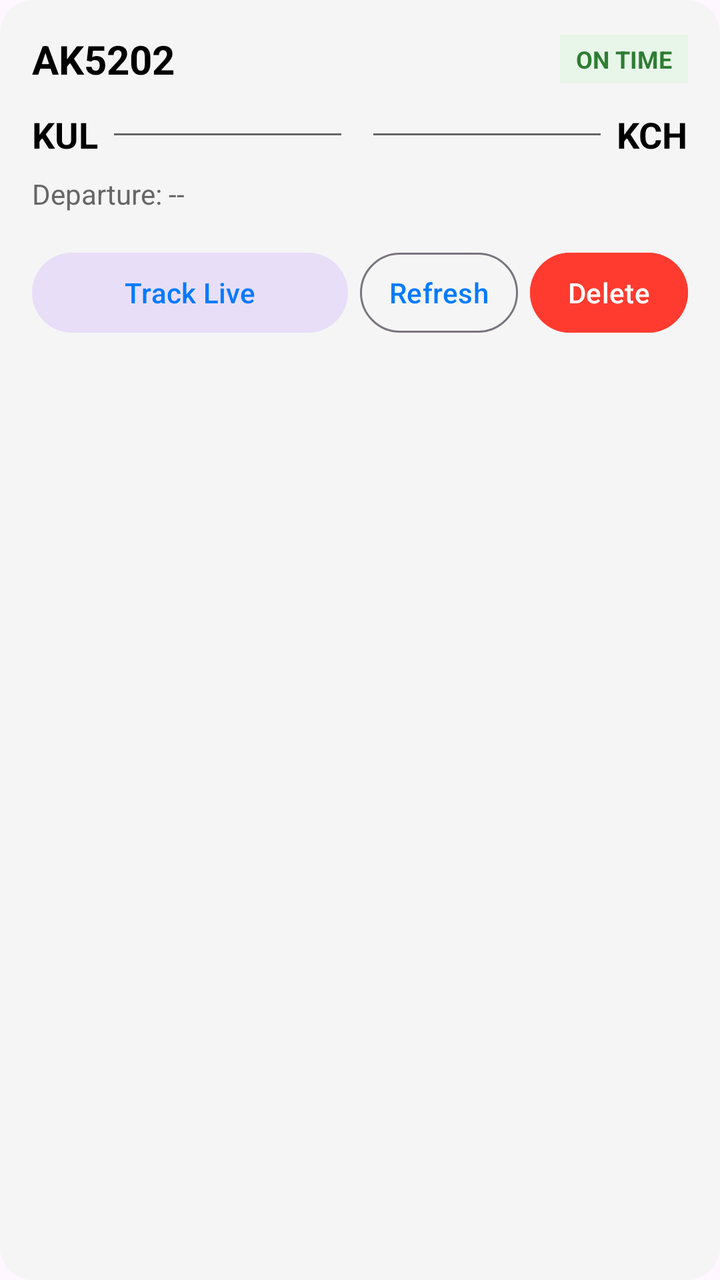
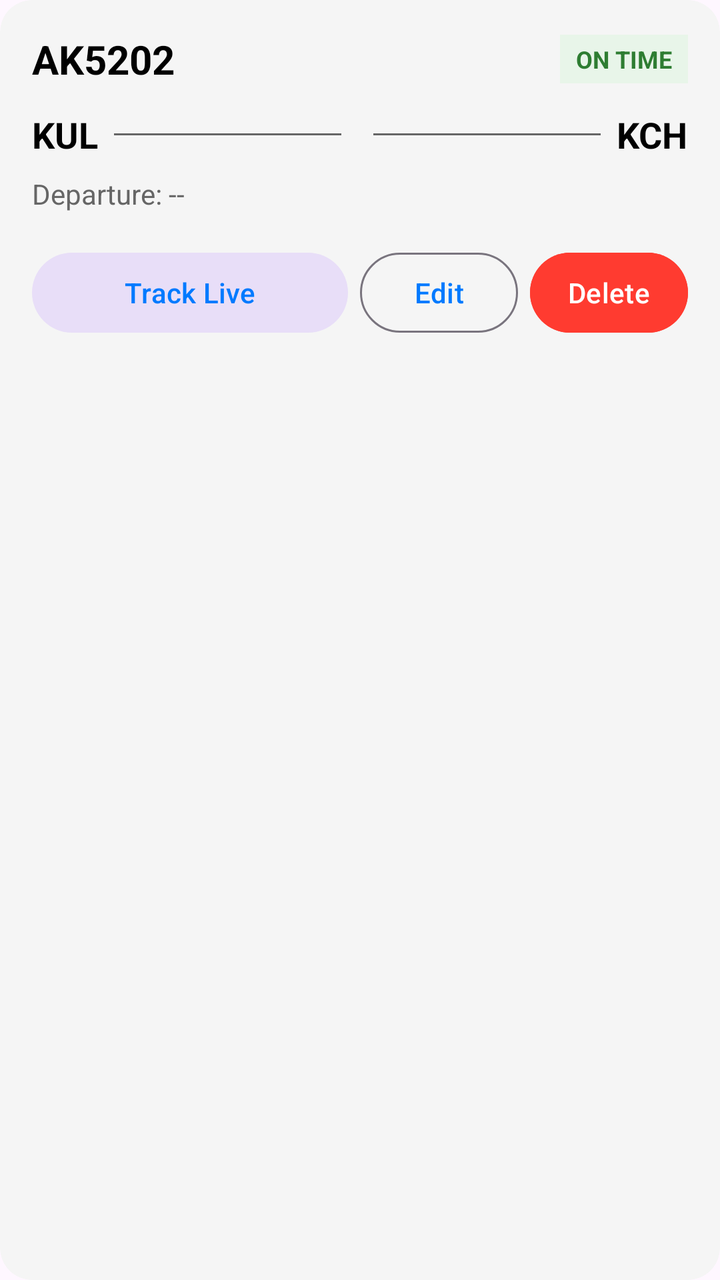

Compare the two renders of this Android layout. The source of the first and the diff that turns it into the second are given below.
<!-- AndroidManifest.xml: application theme Theme.ProjectCecily -->
<!-- res/layout/item_flight.xml -->
<?xml version="1.0" encoding="utf-8"?>
<com.google.android.material.card.MaterialCardView xmlns:android="http://schemas.android.com/apk/res/android"
    xmlns:app="http://schemas.android.com/apk/res-auto"
    android:id="@+id/flightCard"
    android:layout_width="match_parent"
    android:layout_height="wrap_content"
    android:layout_margin="8dp"
    app:cardBackgroundColor="@color/card_background"
    app:cardCornerRadius="16dp"
    app:strokeWidth="0dp">

    <LinearLayout
        android:layout_width="match_parent"
        android:layout_height="wrap_content"
        android:orientation="vertical"
        android:padding="16dp">

        <LinearLayout
            android:layout_width="match_parent"
            android:layout_height="wrap_content"
            android:gravity="center_vertical"
            android:orientation="horizontal">

            <TextView
                android:id="@+id/tvFlightNumber"
                android:layout_width="0dp"
                android:layout_height="wrap_content"
                android:layout_weight="1"
                android:text="AK5202"
                android:textColor="@color/text_primary"
                android:textSize="20sp"
                android:textStyle="bold" />

            <TextView
                android:id="@+id/tvFlightStatus"
                android:layout_width="wrap_content"
                android:layout_height="wrap_content"
                android:background="#E8F5E9"
                android:paddingHorizontal="8dp"
                android:paddingVertical="4dp"
                android:text="ON TIME"
                android:textColor="#2E7D32"
                android:textSize="12sp"
                android:textStyle="bold" />
        </LinearLayout>

        <LinearLayout
            android:layout_width="match_parent"
            android:layout_height="wrap_content"
            android:layout_marginTop="12dp"
            android:gravity="center_vertical"
            android:orientation="horizontal">

            <TextView
                android:id="@+id/tvDepAirport"
                android:layout_width="wrap_content"
                android:layout_height="wrap_content"
                android:text="KUL"
                android:textColor="@color/text_primary"
                android:textSize="18sp"
                android:textStyle="bold" />

            <View
                android:layout_width="0dp"
                android:layout_height="1dp"
                android:layout_marginHorizontal="8dp"
                android:layout_weight="1"
                android:background="@color/text_secondary" />

            <TextView
                android:layout_width="wrap_content"
                android:layout_height="wrap_content"
                android:text=""
                android:textSize="16sp" />

            <View
                android:layout_width="0dp"
                android:layout_height="1dp"
                android:layout_marginHorizontal="8dp"
                android:layout_weight="1"
                android:background="@color/text_secondary" />

            <TextView
                android:id="@+id/tvArrAirport"
                android:layout_width="wrap_content"
                android:layout_height="wrap_content"
                android:text="KCH"
                android:textColor="@color/text_primary"
                android:textSize="18sp"
                android:textStyle="bold" />
        </LinearLayout>

        <TextView
            android:id="@+id/tvFlightETA"
            android:layout_width="wrap_content"
            android:layout_height="wrap_content"
            android:layout_marginTop="8dp"
            android:text="Departure: --"
            android:textColor="@color/text_secondary"
            android:textSize="14sp" />

        
        <LinearLayout
            android:layout_width="match_parent"
            android:layout_height="wrap_content"
            android:layout_marginTop="16dp"
            android:gravity="center_vertical"
            android:orientation="horizontal">

            <Button
                android:id="@+id/btnTrackLive"
                style="@style/Widget.Material3.Button.TonalButton"
                android:layout_width="0dp"
                android:layout_height="48dp"
                android:layout_marginEnd="6dp"
                android:layout_weight="2"
                android:text="Track Live" />

            <Button
                android:id="@+id/btnRefreshStatus"
                style="@style/Widget.Material3.Button.OutlinedButton"
                android:layout_width="0dp"
                android:layout_height="48dp"
                android:layout_marginEnd="6dp"
                android:layout_weight="1"
                android:paddingHorizontal="4dp"
                android:text="Refresh" />

            <Button
                android:id="@+id/btnDeleteFlight"
                android:layout_width="0dp"
                android:layout_height="48dp"
                android:layout_weight="1"
                android:backgroundTint="#FF3B30"
                android:paddingHorizontal="4dp"
                android:text="Delete"
                android:textColor="#FFFFFF" />
        </LinearLayout>

    </LinearLayout>
</com.google.android.material.card.MaterialCardView>
<!-- resources referenced by this layout -->
<resources>
  <color name="card_background">#F5F5F5</color>
  <color name="text_primary">#000000</color>
  <color name="text_secondary">#666666</color>
  <style name="Theme.ProjectCecily" parent="Base.Theme.ProjectCecily" />
  <style name="Base.Theme.ProjectCecily" parent="Theme.Material3.DayNight.NoActionBar">
          
          <item name="colorPrimary">@color/nav_selected</item>
          <item name="windowActionBar">false</item>
          <item name="windowNoTitle">true</item>
  
          
          <item name="colorOnSecondaryContainer">@color/nav_selected</item>
      </style>
  <color name="nav_selected">#007AFF</color>
</resources>

<!-- the commit's change to res/layout/item_flight.xml (unified diff, before → after) -->
@@ -117,14 +117,14 @@
                 android:text="Track Live" />
 
             <Button
-                android:id="@+id/btnRefreshStatus"
+                android:id="@+id/btnEditFlight"
                 style="@style/Widget.Material3.Button.OutlinedButton"
                 android:layout_width="0dp"
                 android:layout_height="48dp"
                 android:layout_marginEnd="6dp"
                 android:layout_weight="1"
                 android:paddingHorizontal="4dp"
-                android:text="Refresh" />
+                android:text="Edit" />
 
             <Button
                 android:id="@+id/btnDeleteFlight"
